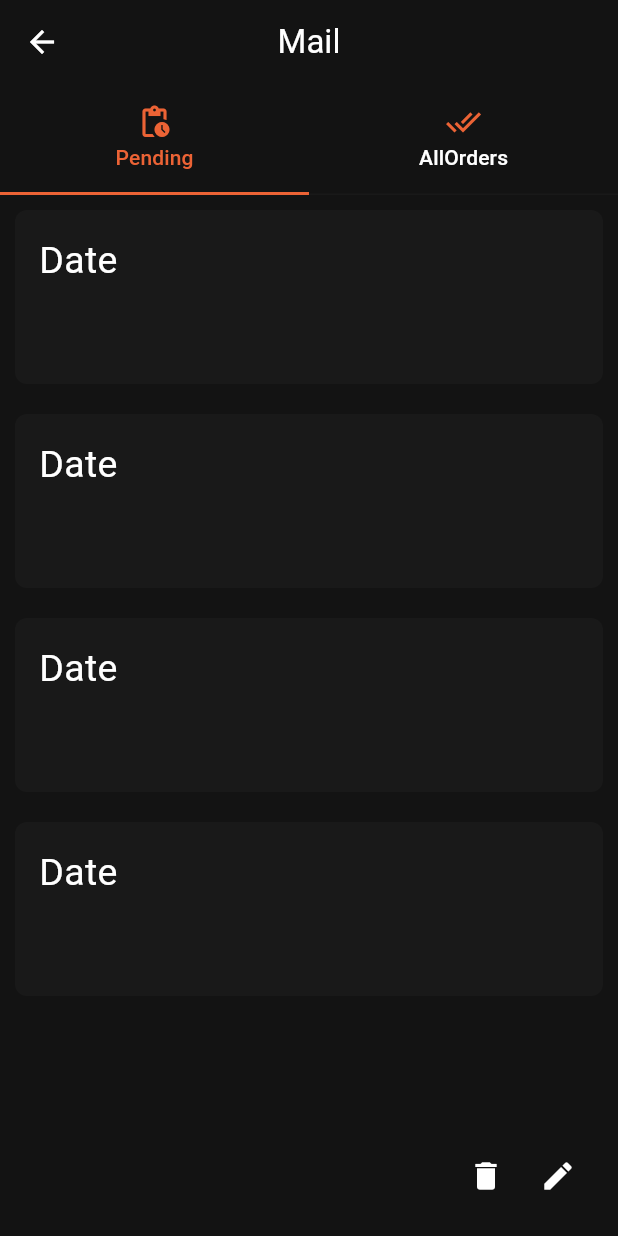
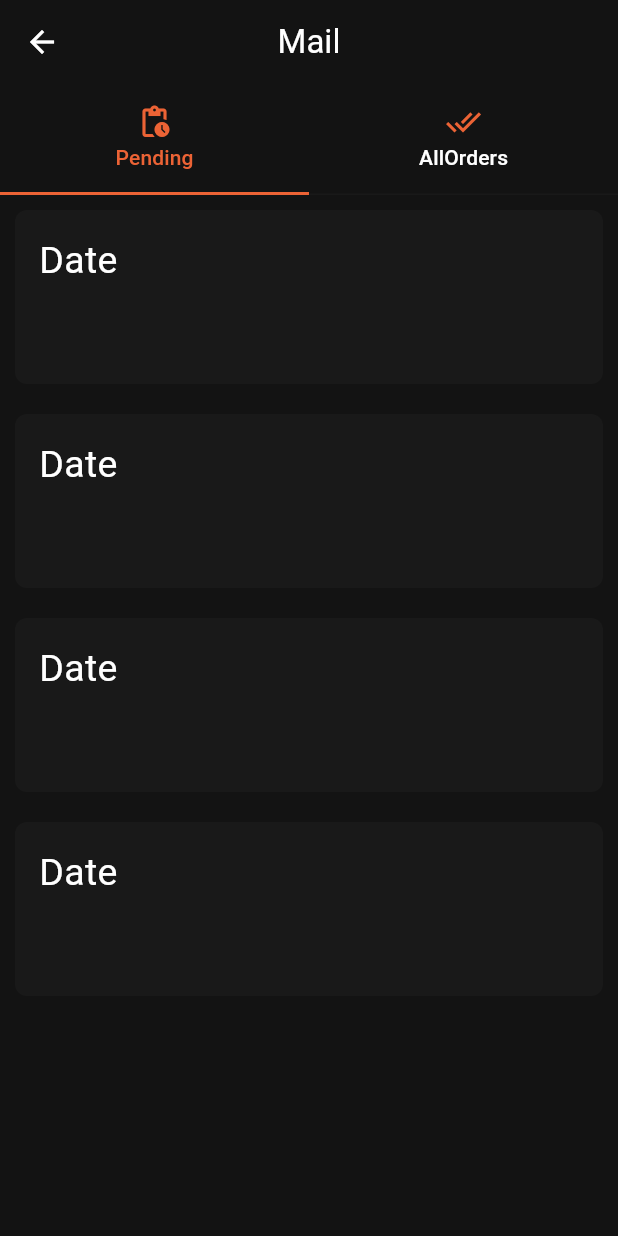
Before and after one commit to Dada6x/SpeedOrder-Mobile-delivery-app, a Flutter app: the OrdersPage screen opened directly, on a phone screen of 412 x 824 dp. Run offline on Flutter 3.47's test engine with Material 3 defaults, Android fonts, the phone set to English and light mode, and no system bars; our stand-ins replace animated_theme_switcher, auto_size_text, curved_navigation_bar, flutter_map, geocoding, geolocator and 9 more; missing offline and left inert: awesome_icons; accounts and stored records are empty; statements that could not run were skipped; project files that could hold a hidden picture were left out.

Commit message:
some changes to order's page

```diff
--- a/lib/Screens/profile_screens/Orders/orders_page.dart
+++ b/lib/Screens/profile_screens/Orders/orders_page.dart
@@ -1,6 +1,8 @@
 import 'package:flutter/material.dart';
 import 'package:mamamia_uniproject/Models/order.dart';
 import 'package:mamamia_uniproject/components/Order_card.dart';
+import 'package:http/http.dart' as http;
+
 import 'package:mamamia_uniproject/components/Product_card_HomePage.dart';
 
 class OrdersPage extends StatefulWidget {
@@ -25,34 +27,33 @@ class _OrdersPageState extends State<OrdersPage>
 
   @override
   Widget build(BuildContext context) {
-
     bool deleteVisible = false;
     tabController.index == 0 ? deleteVisible = true : deleteVisible = false;
     return Scaffold(
-      floatingActionButton: deleteVisible
-          ? Row(
-              mainAxisAlignment: MainAxisAlignment.end,
-              children: [
-                IconButton(
-                    onPressed: () {
-                      setState(() {
+      // floatingActionButton: deleteVisible
+      //     ? Row(
+      //         mainAxisAlignment: MainAxisAlignment.end,
+      //         children: [
+      //           IconButton(
+      //               onPressed: () {
+      //                 setState(() {
 
-                      });
-                    },
-                    icon:const Icon(Icons.delete)),
-                IconButton(
-                    onPressed: () {
-                      setState(() {
-                        bool checkBoxVisible = OrdersPage.checkboxvisible;
-                        checkBoxVisible = !checkBoxVisible;
-                        OrdersPage.checkboxvisible = checkBoxVisible;
-                        // OrderCard.
-                      });
-                    },
-                    icon:const Icon(Icons.edit)),
-              ],
-            )
-          : null,
+      //                 });
+      //               },
+      //               icon:const Icon(Icons.delete)),
+      //           IconButton(
+      //               onPressed: () {
+      //                 setState(() {
+      //                   bool checkBoxVisible = OrdersPage.checkboxvisible;
+      //                   checkBoxVisible = !checkBoxVisible;
+      //                   OrdersPage.checkboxvisible = checkBoxVisible;
+      //                   // OrderCard.
+      //                 });
+      //               },
+      //               icon:const Icon(Icons.edit)),
+      //         ],
+      //       )
+      //     : null,
       appBar: AppBar(
         centerTitle: true,
         title: Text(tabController.index == 0 ? "Mail" : "OnGoing"),
@@ -77,6 +78,7 @@ class _OrdersPageState extends State<OrdersPage>
             ]),
       ),
       body: TabBarView(controller: tabController, children: [
+
         ListView.builder(
           itemCount: 4,
           itemBuilder: (context, index) {
```
Also changed, not shown: lib/components/Product_card_ordersPage.dart (+20 -4 lines).
